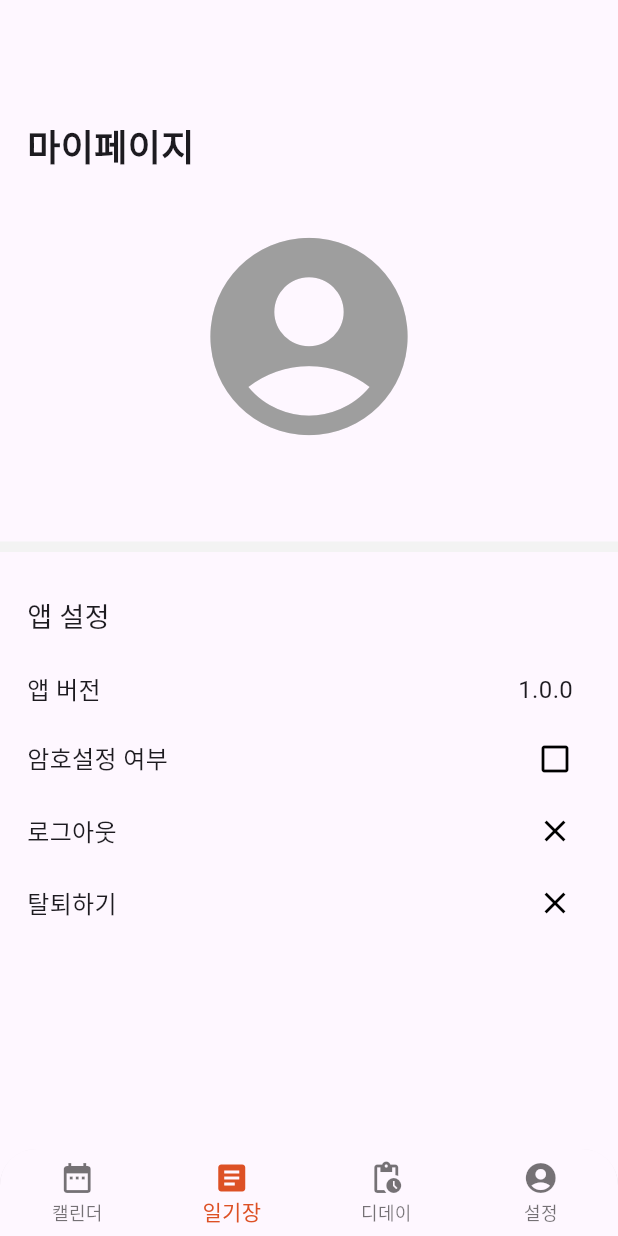
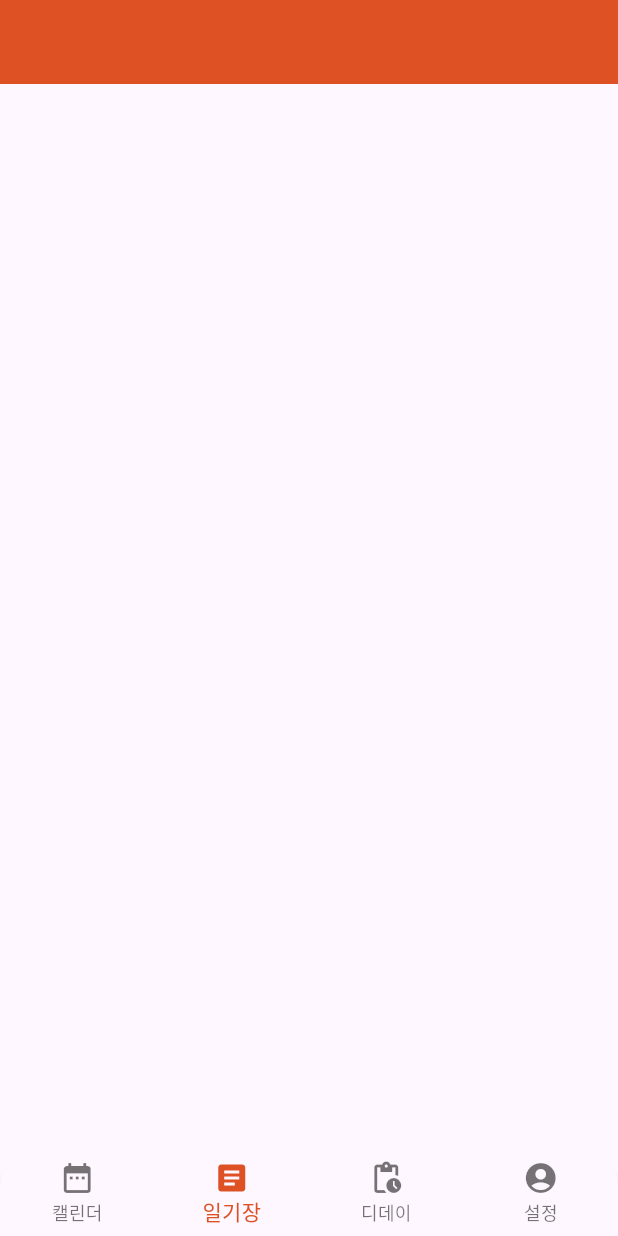
Before and after one commit to koboolean/schedule_project, a Flutter app: the HomePage screen opened directly, item 2 of the bottom bar chosen, on a phone screen of 412 x 824 dp. Run offline on Flutter 3.47's test engine with Material 3 defaults, Android fonts, the phone set to English and light mode, and no system bars; our stand-ins replace cloud_firestore, firebase_auth, firebase_core, table_calendar, yaml; accounts and stored records are empty; generated files the repository leaves out were written again; statements that could not run were skipped.

Commit message:
Main에서 일기장, 디데이 부분 경로 추가 및 페이지 dart 추가

```diff
--- /dev/null
+++ b/lib/screens/diaryPage.dart
@@ -0,0 +1,46 @@
+import 'dart:developer';
+
+import 'package:flutter/material.dart';
+import 'package:flutter/services.dart';
+import 'package:intl/intl.dart';
+import 'package:provider/provider.dart';
+import 'package:schedule_project/widgets/mainCalendar.dart';
+import 'package:table_calendar/table_calendar.dart';
+import 'package:yaml/yaml.dart';
+
+import '../services/authService.dart';
+import '../widgets/showConfirmationDialog.dart';
+import 'loginPage.dart';
+
+/// 홈페이지
+class DiaryPage extends StatefulWidget {
+  const DiaryPage({Key? key}) : super(key: key);
+
+  @override
+  State<DiaryPage> createState() => _DiaryPageState();
+}
+
+class _DiaryPageState extends State<DiaryPage> {
+  DateTime selectedDate = DateTime.utc(
+    DateTime.now().year,
+    DateTime.now().month,
+    DateTime.now().day,
+  );
+
+
+  @override
+  Widget build(BuildContext context) {
+    return Scaffold(
+      appBar : AppBar(), //어플 상단 바
+      body: SingleChildScrollView(
+        child: Column(
+          children: [
+            // SizedBox(height: 30), // 빈박스를 만들어서 header 위쪽 공간을 확보
+            SizedBox(height: 70),
+          ],
+        ),
+      ),
+    );
+
+  }
+} //clase
--- a/lib/screens/homePage.dart
+++ b/lib/screens/homePage.dart
@@ -2,6 +2,8 @@ import 'package:firebase_auth/firebase_auth.dart';
 import 'package:flutter/material.dart';
 import 'package:provider/provider.dart';
 import 'package:schedule_project/screens/calendarPage.dart';
+import 'package:schedule_project/screens/dDayPage.dart';
+import 'package:schedule_project/screens/diaryPage.dart';
 import 'package:schedule_project/screens/myPage.dart';
 
 import '../constants/color.dart';
@@ -20,8 +22,8 @@ class _HomePageState extends State<HomePage> {
 
   final List<Widget> _childrenWidget = [
     CalendarPage(), // 캘린더
-    MyPage(), // 일기장
-    MyPage(), // D-Day
+    DiaryPage(), // 일기장
+    DDayPage(), // D-Day
     MyPage() // 마이페이지
   ];
 
```
Also changed, not shown: lib/screens/dDayPage.dart (added, +46 -0 lines).
